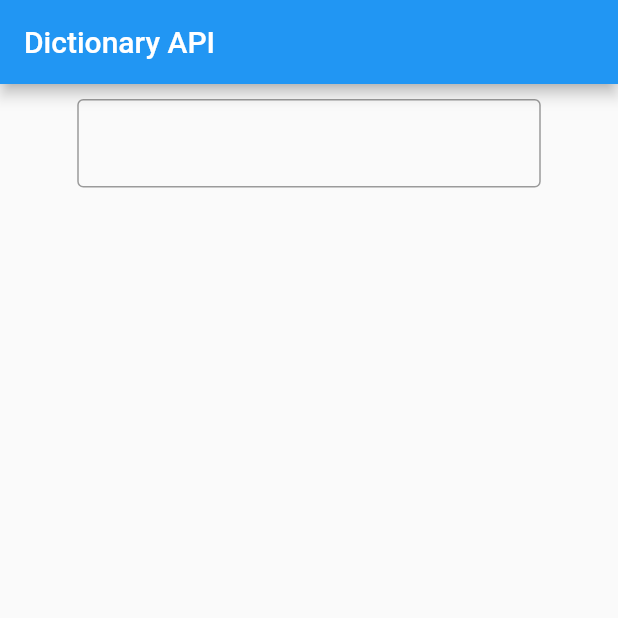
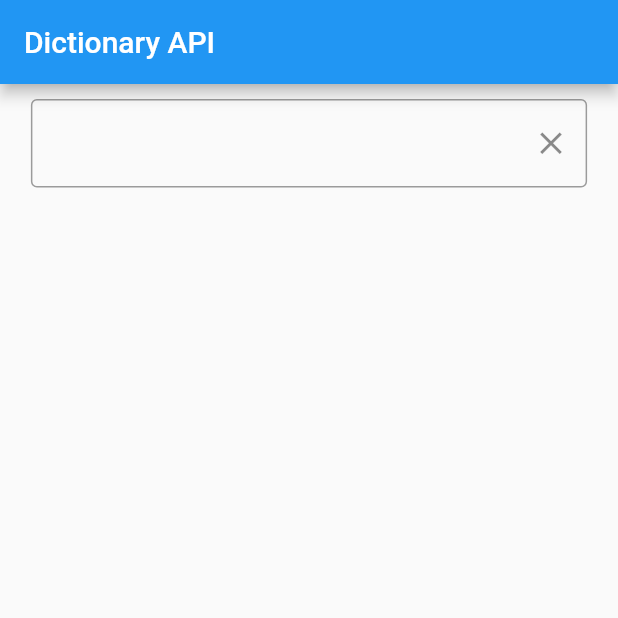
Before and after one commit to jinosh05/dictionary_api, a Flutter app: the screen it shows after launch, on a phone screen of 412 x 824 dp, the top half of it. Run offline on Flutter 3.47's test engine with Material 2 defaults, Android fonts, the phone set to English and light mode, and no system bars; our stand-ins replace url_strategy.

Commit message:
clear field button created

```diff
--- a/lib/main.dart
+++ b/lib/main.dart
@@ -20,6 +20,7 @@
 
 class _HomeScreenState extends State<HomeScreen> {
   DictionaryModel? model;
+  final TextEditingController controller = TextEditingController();
 
   Future<DictionaryModel?> fetchApi(String value) async {
     Response response = await get(
@@ -101,14 +102,22 @@
   Container _searchBar(BuildContext context) {
     return Container(
       margin: const EdgeInsets.symmetric(vertical: 10),
-      width: MediaQuery.of(context).size.width * 0.75,
+      width: MediaQuery.of(context).size.width * 0.9,
       child: TextField(
-        decoration: const InputDecoration(
-          border: OutlineInputBorder(),
-        ),
+        controller: controller,
+        decoration: InputDecoration(
+            border: const OutlineInputBorder(),
+            suffixIcon: IconButton(
+                onPressed: () {
+                  controller.clear();
+                },
+                icon: const Icon(
+                  Icons.clear,
+                  size: 25,
+                ))),
         onChanged: ((value) {
           if (value.isNotEmpty) {
-            autoCompleteSearch(value);
+            autoCompleteSearch(controller.text);
           } else {
             model = null;
           }
```
